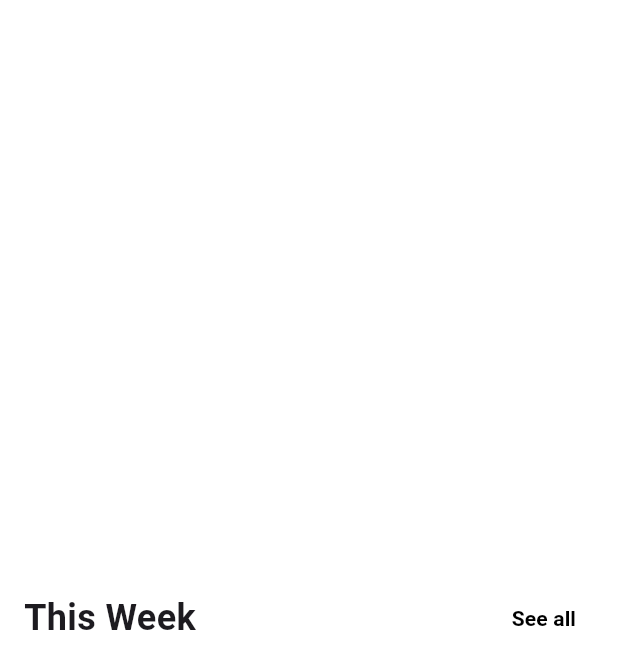
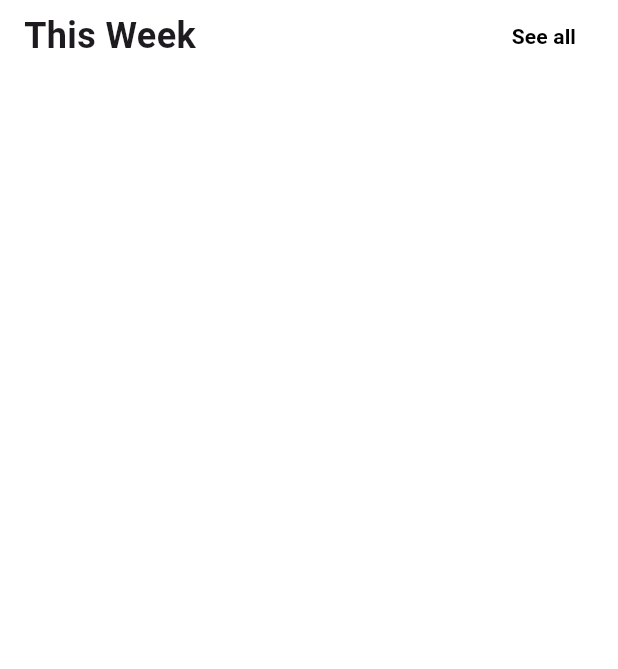
Before and after one commit to Ayush-WeServe/ui-mobile, a Flutter app: the BoxHeadingContainer widget shown alone on an empty page, opened directly, on a phone screen of 412 x 824 dp. Shown: the top 669 px of the screen. Run offline on Flutter 3.47's test engine with Material 3 defaults, Android fonts, the light colour scheme and no system bars; our stand-ins replace carousel_slider, dotted_line, get; missing offline and left inert: image_stack, weekly_date_picker.

Commit message:
3rd day commit

```diff
--- a/lib/ui/screens/splash_screen.dart
+++ b/lib/ui/screens/splash_screen.dart
@@ -21,6 +21,9 @@ class SplashScreen extends StatelessWidget {
               flex: 5,
               child: Center(child: Image.asset(AppImages.splash)),
             ),
+            Column(
+              spacing: AppSizes.spacingMD,
+              children: [
                 Text(
                   AppStrings.headLine,
                   style: AppStyles.heading,
@@ -33,6 +36,8 @@ class SplashScreen extends StatelessWidget {
                     textAlign: TextAlign.center,
                   ),
                 ),
+              ],
+            ),
             CustomElevatedButton(
                 text: AppStrings.letsStart, route: AppRouteNames.nav),
           ],
--- a/lib/ui/widgets/box_heading_container.dart
+++ b/lib/ui/widgets/box_heading_container.dart
@@ -19,22 +19,16 @@ class BoxHeadingContainer extends StatelessWidget {
 
         // H E A D I N G
         children: [
-          Align(
-            alignment: Alignment.centerLeft,
-            child: Text(
+          Text(
             topic,
             style: AppStyles.titleMedium,
           ),
-          ),
-          Align(
-            alignment: Alignment.centerRight,
-            child: TextButton(
+          TextButton(
               onPressed: () {},
               child: Text(
                 AppStrings.seeAllButton,
                 style: AppStyles.textButtonLG,
-                )),
-          )
+              ))
         ],
       ),
     );
```
Lines whose indentation alone changed are shown as unchanged.
